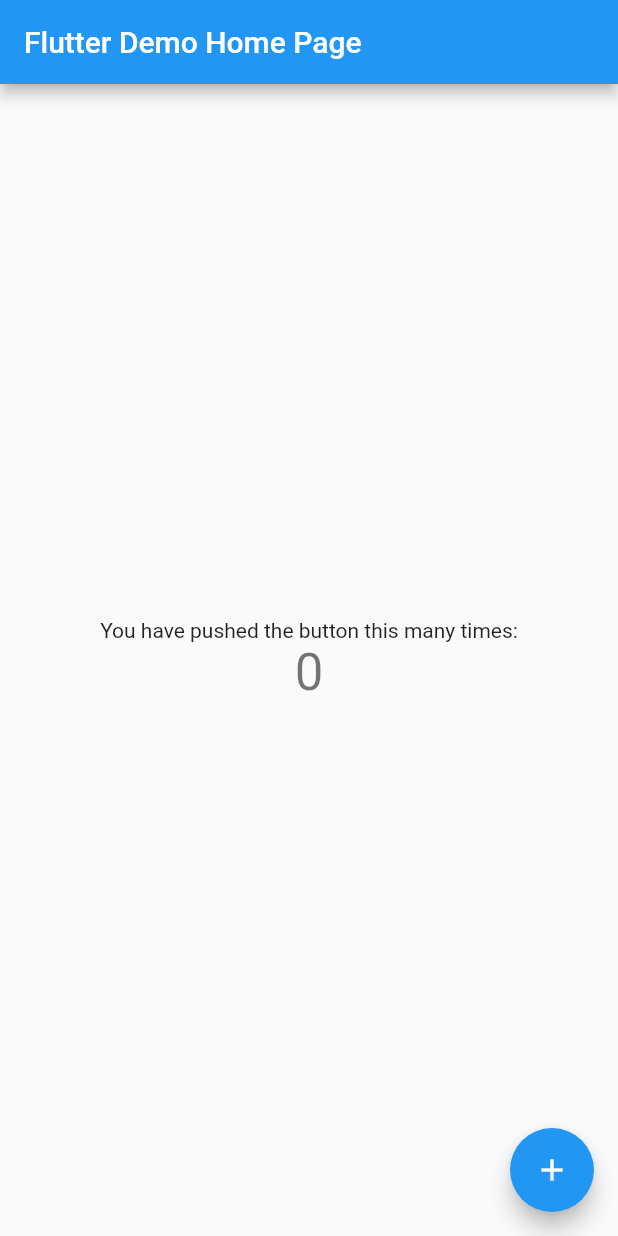
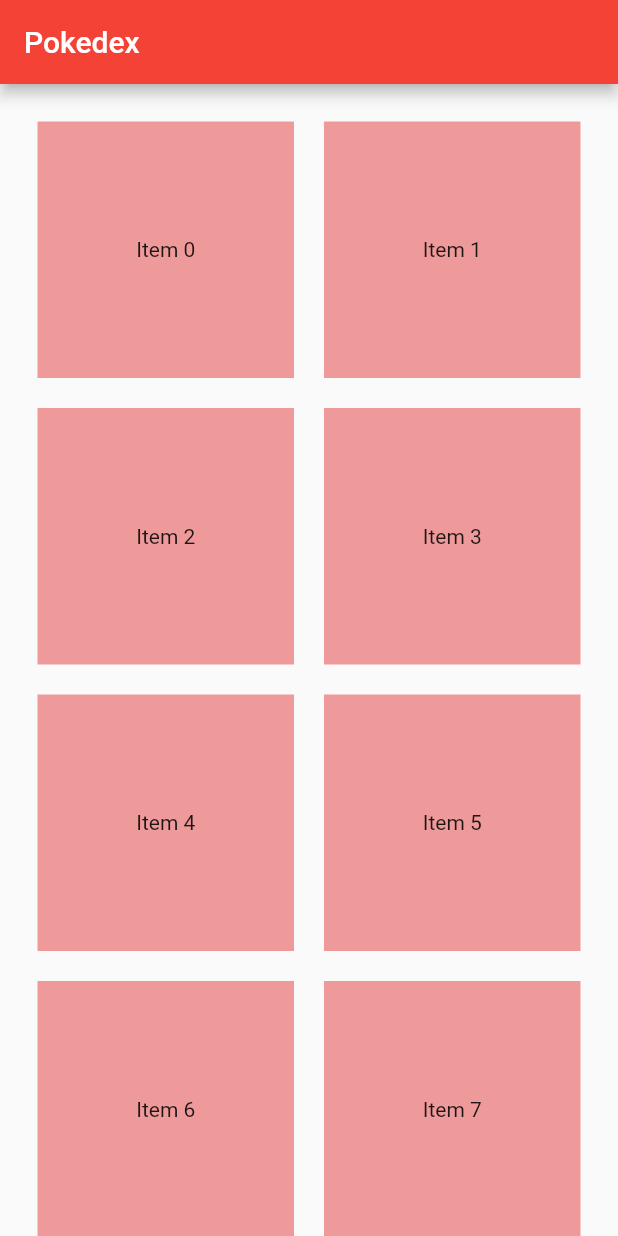
Before and after one commit to rnat697/750techdemo, a Flutter app: the screen it shows after launch, on a phone screen of 412 x 824 dp. Run offline on Flutter 3.47's test engine with Material 2 defaults, Android fonts, the phone set to English and light mode, and no system bars.

Commit message:
Added a grid view layout

```diff
--- /dev/null
+++ b/flutter_tech_demo/lib/PokedexHome.dart
@@ -0,0 +1,47 @@
+import 'package:flutter/material.dart';
+
+class PokedexHome extends StatefulWidget {
+  PokedexHome({super.key, required this.title});
+
+  // This widget is the home page of your application. It is stateful, meaning
+  // that it has a State object (defined below) that contains fields that affect
+  // how it looks.
+
+  // This class is the configuration for the state. It holds the values (in this
+  // case the title) provided by the parent (in this case the App widget) and
+  // used by the build method of the State. Fields in a Widget subclass are
+  // always marked "final".
+  final title;
+
+  @override
+  State<PokedexHome> createState() => _MyHomePageState();
+}
+
+class _MyHomePageState extends State<PokedexHome> {
+   final List numbers = List.generate(30, (index) => "Item $index");
+  @override
+  Widget build(BuildContext context) {
+
+    return Scaffold(
+       appBar: AppBar(
+        title: Text(widget.title),
+      ),
+      body:GridView(
+            padding: const EdgeInsets.all(25),
+            gridDelegate: const SliverGridDelegateWithMaxCrossAxisExtent(
+            maxCrossAxisExtent: 200,
+            childAspectRatio: 1,
+            crossAxisSpacing: 20,
+            mainAxisSpacing: 20,
+          ),
+          children: numbers.map((e)=> Container(
+            color: Colors.red[200],
+            alignment: Alignment.center,
+            child:Text(e), // TODO:  https://stackoverflow.com/questions/70015558/flutter-card-with-gridview
+
+          )).toList(),
+
+          ),
+      );
+  }
+}
--- a/flutter_tech_demo/lib/main.dart
+++ b/flutter_tech_demo/lib/main.dart
@@ -1,4 +1,5 @@
 import 'package:flutter/material.dart';
+import 'PokedexHome.dart';
 
 void main() {
   runApp(const MyApp());
@@ -6,12 +7,12 @@
 
 class MyApp extends StatelessWidget {
   const MyApp({super.key});
-
+  static const String _title = "Tech Demo - Flutter";
   // This widget is the root of your application.
   @override
   Widget build(BuildContext context) {
     return MaterialApp(
-      title: 'Flutter Demo',
+      title: _title,
       theme: ThemeData(
         // This is the theme of your application.
         //
@@ -22,94 +23,95 @@
         // or simply save your changes to "hot reload" in a Flutter IDE).
         // Notice that the counter didn't reset back to zero; the application
         // is not restarted.
-        primarySwatch: Colors.blue,
+        primarySwatch: Colors.red,
       ),
-      home: const MyHomePage(title: 'Flutter Demo Home Page'),
+      home: PokedexHome(title: 'Pokedex'),
     );
   }
 }
 
-class MyHomePage extends StatefulWidget {
-  const MyHomePage({super.key, required this.title});
+//---------------- Auto Generated Code from project creation --------
+// class MyHomePage extends StatefulWidget {
+//   const MyHomePage({super.key, required this.title});
 
-  // This widget is the home page of your application. It is stateful, meaning
-  // that it has a State object (defined below) that contains fields that affect
-  // how it looks.
+//   // This widget is the home page of your application. It is stateful, meaning
+//   // that it has a State object (defined below) that contains fields that affect
+//   // how it looks.
 
-  // This class is the configuration for the state. It holds the values (in this
-  // case the title) provided by the parent (in this case the App widget) and
-  // used by the build method of the State. Fields in a Widget subclass are
-  // always marked "final".
+//   // This class is the configuration for the state. It holds the values (in this
+//   // case the title) provided by the parent (in this case the App widget) and
+//   // used by the build method of the State. Fields in a Widget subclass are
+//   // always marked "final".
 
-  final String title;
+//   final String title;
 
-  @override
-  State<MyHomePage> createState() => _MyHomePageState();
-}
+//   @override
+//   State<MyHomePage> createState() => _MyHomePageState();
+// }
 
-class _MyHomePageState extends State<MyHomePage> {
-  int _counter = 0;
+// class _MyHomePageState extends State<MyHomePage> {
+//   int _counter = 0;
 
-  void _incrementCounter() {
-    setState(() {
-      // This call to setState tells the Flutter framework that something has
-      // changed in this State, which causes it to rerun the build method below
-      // so that the display can reflect the updated values. If we changed
-      // _counter without calling setState(), then the build method would not be
-      // called again, and so nothing would appear to happen.
-      _counter++;
-    });
-  }
+//   void _incrementCounter() {
+//     setState(() {
+//       // This call to setState tells the Flutter framework that something has
+//       // changed in this State, which causes it to rerun the build method below
+//       // so that the display can reflect the updated values. If we changed
+//       // _counter without calling setState(), then the build method would not be
+//       // called again, and so nothing would appear to happen.
+//       _counter++;
+//     });
+//   }
 
-  @override
-  Widget build(BuildContext context) {
-    // This method is rerun every time setState is called, for instance as done
-    // by the _incrementCounter method above.
-    //
-    // The Flutter framework has been optimized to make rerunning build methods
-    // fast, so that you can just rebuild anything that needs updating rather
-    // than having to individually change instances of widgets.
-    return Scaffold(
-      appBar: AppBar(
-        // Here we take the value from the MyHomePage object that was created by
-        // the App.build method, and use it to set our appbar title.
-        title: Text(widget.title),
-      ),
-      body: Center(
-        // Center is a layout widget. It takes a single child and positions it
-        // in the middle of the parent.
-        child: Column(
-          // Column is also a layout widget. It takes a list of children and
-          // arranges them vertically. By default, it sizes itself to fit its
-          // children horizontally, and tries to be as tall as its parent.
-          //
-          // Invoke "debug painting" (press "p" in the console, choose the
-          // "Toggle Debug Paint" action from the Flutter Inspector in Android
-          // Studio, or the "Toggle Debug Paint" command in Visual Studio Code)
-          // to see the wireframe for each widget.
-          //
-          // Column has various properties to control how it sizes itself and
-          // how it positions its children. Here we use mainAxisAlignment to
-          // center the children vertically; the main axis here is the vertical
-          // axis because Columns are vertical (the cross axis would be
-          // horizontal).
-          mainAxisAlignment: MainAxisAlignment.center,
-          children: <Widget>[
-            const Text(
-              'You have pushed the button this many times:',
-            ),
-            Text(
-              '$_counter',
-              style: Theme.of(context).textTheme.headlineMedium,
-            ),
-          ],
-        ),
-      ),
-      floatingActionButton: FloatingActionButton(
-        onPressed: _incrementCounter,
-        tooltip: 'Increment',
-        child: const Icon(Icons.add),
-      ), // This trailing comma makes auto-formatting nicer for build methods.
-    );
-  }
-}
+//   @override
+//   Widget build(BuildContext context) {
+//     // This method is rerun every time setState is called, for instance as done
+//     // by the _incrementCounter method above.
+//     //
+//     // The Flutter framework has been optimized to make rerunning build methods
+//     // fast, so that you can just rebuild anything that needs updating rather
+//     // than having to individually change instances of widgets.
+//     return Scaffold(
+//       appBar: AppBar(
+//         // Here we take the value from the MyHomePage object that was created by
+//         // the App.build method, and use it to set our appbar title.
+//         title: Text(widget.title),
+//       ),
+//       body: Center(
+//         // Center is a layout widget. It takes a single child and positions it
+//         // in the middle of the parent.
+//         child: Column(
+//           // Column is also a layout widget. It takes a list of children and
+//           // arranges them vertically. By default, it sizes itself to fit its
+//           // children horizontally, and tries to be as tall as its parent.
+//           //
+//           // Invoke "debug painting" (press "p" in the console, choose the
+//           // "Toggle Debug Paint" action from the Flutter Inspector in Android
+//           // Studio, or the "Toggle Debug Paint" command in Visual Studio Code)
+//           // to see the wireframe for each widget.
+//           //
+//           // Column has various properties to control how it sizes itself and
+//           // how it positions its children. Here we use mainAxisAlignment to
+//           // center the children vertically; the main axis here is the vertical
+//           // axis because Columns are vertical (the cross axis would be
+//           // horizontal).
+//           mainAxisAlignment: MainAxisAlignment.center,
+//           children: <Widget>[
+//             const Text(
+//               'You have pushed the button this many times:',
+//             ),
+//             Text(
+//               '$_counter',
+//               style: Theme.of(context).textTheme.headlineMedium,
+//             ),
+//           ],
+//         ),
+//       ),
+//       floatingActionButton: FloatingActionButton(
+//         onPressed: _incrementCounter,
+//         tooltip: 'Increment',
+//         child: const Icon(Icons.add),
+//       ), // This trailing comma makes auto-formatting nicer for build methods.
+//     );
+//   }
+// }
```
